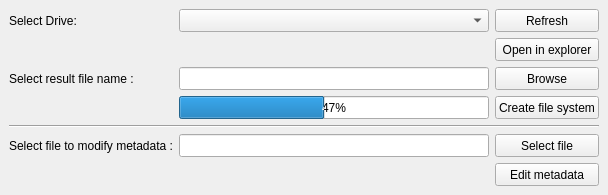
First picture: the form in src/Forms/WindowMain.ui, repository Rasakhatskiy/Labs_S4_OOOP_L01, before the edit.
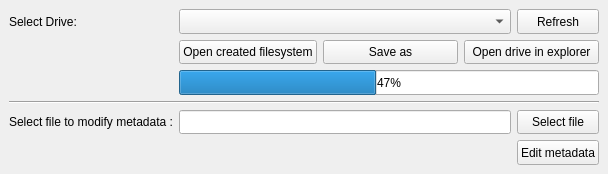
Second picture: the form after the edit. Icons and pictures are not drawn.

What changed in the file:
```diff
--- a/src/Forms/WindowMain.ui
+++ b/src/Forms/WindowMain.ui
@@ -7,7 +7,7 @@
     <x>0</x>
     <y>0</y>
     <width>608</width>
-    <height>195</height>
+    <height>174</height>
    </rect>
   </property>
   <property name="windowTitle">
@@ -19,42 +19,6 @@
   </property>
   <widget class="QWidget" name="centralwidget">
    <layout class="QGridLayout" name="gridLayout">
-    <item row="1" column="2">
-     <widget class="QPushButton" name="button_openExplorer">
-      <property name="sizePolicy">
-       <sizepolicy hsizetype="Minimum" vsizetype="Preferred">
-        <horstretch>0</horstretch>
-        <verstretch>0</verstretch>
-       </sizepolicy>
-      </property>
-      <property name="text">
-       <string>Open in explorer</string>
-      </property>
-     </widget>
-    </item>
-    <item row="4" column="2">
-     <widget class="QPushButton" name="button_startCreateFilesystem">
-      <property name="sizePolicy">
-       <sizepolicy hsizetype="Minimum" vsizetype="Preferred">
-        <horstretch>0</horstretch>
-        <verstretch>0</verstretch>
-       </sizepolicy>
-      </property>
-      <property name="text">
-       <string>Create file system</string>
-      </property>
-     </widget>
-    </item>
-    <item row="2" column="1">
-     <widget class="QLineEdit" name="lineEdit_pathSaveFileInfo">
-      <property name="sizePolicy">
-       <sizepolicy hsizetype="Expanding" vsizetype="Preferred">
-        <horstretch>0</horstretch>
-        <verstretch>0</verstretch>
-       </sizepolicy>
-      </property>
-     </widget>
-    </item>
     <item row="0" column="2">
      <widget class="QPushButton" name="button_refreshDrives">
       <property name="sizePolicy">
@@ -68,19 +32,6 @@
       </property>
      </widget>
     </item>
-    <item row="2" column="0">
-     <widget class="QLabel" name="label_2">
-      <property name="sizePolicy">
-       <sizepolicy hsizetype="Preferred" vsizetype="Preferred">
-        <horstretch>0</horstretch>
-        <verstretch>0</verstretch>
-       </sizepolicy>
-      </property>
-      <property name="text">
-       <string>Select result file name :</string>
-      </property>
-     </widget>
-    </item>
     <item row="7" column="2">
      <widget class="QPushButton" name="button_browseModifyFile">
       <property name="sizePolicy">
@@ -140,19 +91,6 @@
       </property>
      </widget>
     </item>
-    <item row="2" column="2">
-     <widget class="QPushButton" name="button_browseSaveAs">
-      <property name="sizePolicy">
-       <sizepolicy hsizetype="Minimum" vsizetype="Preferred">
-        <horstretch>0</horstretch>
-        <verstretch>0</verstretch>
-       </sizepolicy>
-      </property>
-      <property name="text">
-       <string>Browse</string>
-      </property>
-     </widget>
-    </item>
     <item row="0" column="0">
      <widget class="QLabel" name="label_selectDrive">
       <property name="sizePolicy">
@@ -166,7 +104,57 @@
       </property>
      </widget>
     </item>
-    <item row="4" column="1">
+    <item row="5" column="0" colspan="3">
+     <widget class="Line" name="line">
+      <property name="orientation">
+       <enum>Qt::Horizontal</enum>
+      </property>
+     </widget>
+    </item>
+    <item row="1" column="1" colspan="2">
+     <layout class="QHBoxLayout" name="horizontalLayout">
+      <item>
+       <widget class="QPushButton" name="button_open">
+        <property name="sizePolicy">
+         <sizepolicy hsizetype="Minimum" vsizetype="Preferred">
+          <horstretch>0</horstretch>
+          <verstretch>0</verstretch>
+         </sizepolicy>
+        </property>
+        <property name="text">
+         <string>Open created filesystem</string>
+        </property>
+       </widget>
+      </item>
+      <item>
+       <widget class="QPushButton" name="button_browseSaveAs">
+        <property name="sizePolicy">
+         <sizepolicy hsizetype="Minimum" vsizetype="Preferred">
+          <horstretch>0</horstretch>
+          <verstretch>0</verstretch>
+         </sizepolicy>
+        </property>
+        <property name="text">
+         <string>Save as</string>
+        </property>
+       </widget>
+      </item>
+      <item>
+       <widget class="QPushButton" name="button_openExplorer">
+        <property name="sizePolicy">
+         <sizepolicy hsizetype="Minimum" vsizetype="Preferred">
+          <horstretch>0</horstretch>
+          <verstretch>0</verstretch>
+         </sizepolicy>
+        </property>
+        <property name="text">
+         <string>Open drive in explorer</string>
+        </property>
+       </widget>
+      </item>
+     </layout>
+    </item>
+    <item row="4" column="1" colspan="2">
      <widget class="QProgressBar" name="progressBar">
       <property name="enabled">
        <bool>true</bool>
```
Left out of the diff: 7 changed lines with no effect on the pictures.
